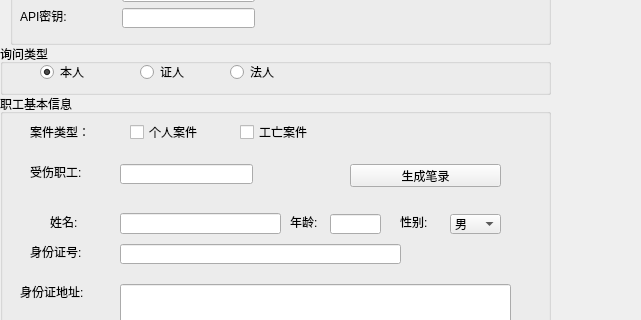
Before: the Qt Designer form main_window.ui in lvguang98/test1.0, drawn with Qt 5; both pictures show x 0 to 641 and y 96 to 416 of the 1158 by 851 pixel window.
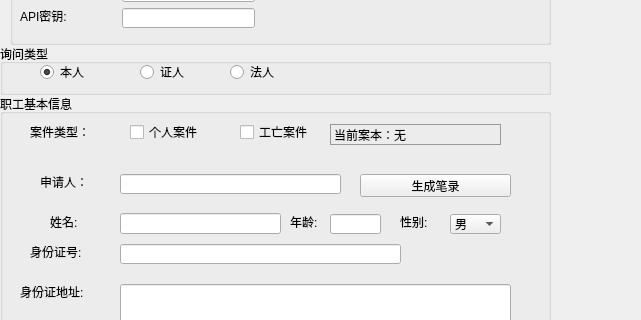
After: the same form once the commit is applied.

Commit message: 内容进行了完善，增加了案本显示，法人笔录的查漏补缺，以及格式生成问题，添加AI功能以及身份证识别器的接入。

Patch:
```diff
--- a/main_window.ui
+++ b/main_window.ui
@@ -133,14 +133,14 @@
     <widget class="QLabel" name="label_5">
      <property name="geometry">
       <rect>
-       <x>30</x>
-       <y>70</y>
+       <x>40</x>
+       <y>80</y>
        <width>54</width>
        <height>16</height>
       </rect>
      </property>
      <property name="text">
-      <string>受伤职工:</string>
+      <string>申请人：</string>
      </property>
     </widget>
     <widget class="QLabel" name="label_6">
@@ -247,16 +247,6 @@
       <string>岗位:</string>
      </property>
     </widget>
-    <widget class="QLineEdit" name="lineEdit_injured_worker">
-     <property name="geometry">
-      <rect>
-       <x>120</x>
-       <y>70</y>
-       <width>133</width>
-       <height>20</height>
-      </rect>
-     </property>
-    </widget>
     <widget class="QLineEdit" name="lineEdit_name">
      <property name="geometry">
       <rect>
@@ -540,8 +530,8 @@
     <widget class="QPushButton" name="btn_generate_record">
      <property name="geometry">
       <rect>
-       <x>350</x>
-       <y>70</y>
+       <x>360</x>
+       <y>80</y>
        <width>151</width>
        <height>23</height>
       </rect>
@@ -589,6 +579,34 @@
       <string>删除</string>
      </property>
     </widget>
+    <widget class="QLineEdit" name="lineEdit_applicant">
+     <property name="geometry">
+      <rect>
+       <x>120</x>
+       <y>80</y>
+       <width>221</width>
+       <height>20</height>
+      </rect>
+     </property>
+    </widget>
+    <widget class="QLabel" name="label_current_case">
+     <property name="geometry">
+      <rect>
+       <x>330</x>
+       <y>30</y>
+       <width>171</width>
+       <height>21</height>
+      </rect>
+     </property>
+     <property name="styleSheet">
+      <string notr="true">border: 1px solid #999;
+
+</string>
+     </property>
+     <property name="text">
+      <string>当前案本：无</string>
+     </property>
+    </widget>
    </widget>
    <widget class="QGroupBox" name="groupBox_interview_type">
     <property name="geometry">
```
The commit also changes 2 other files.
